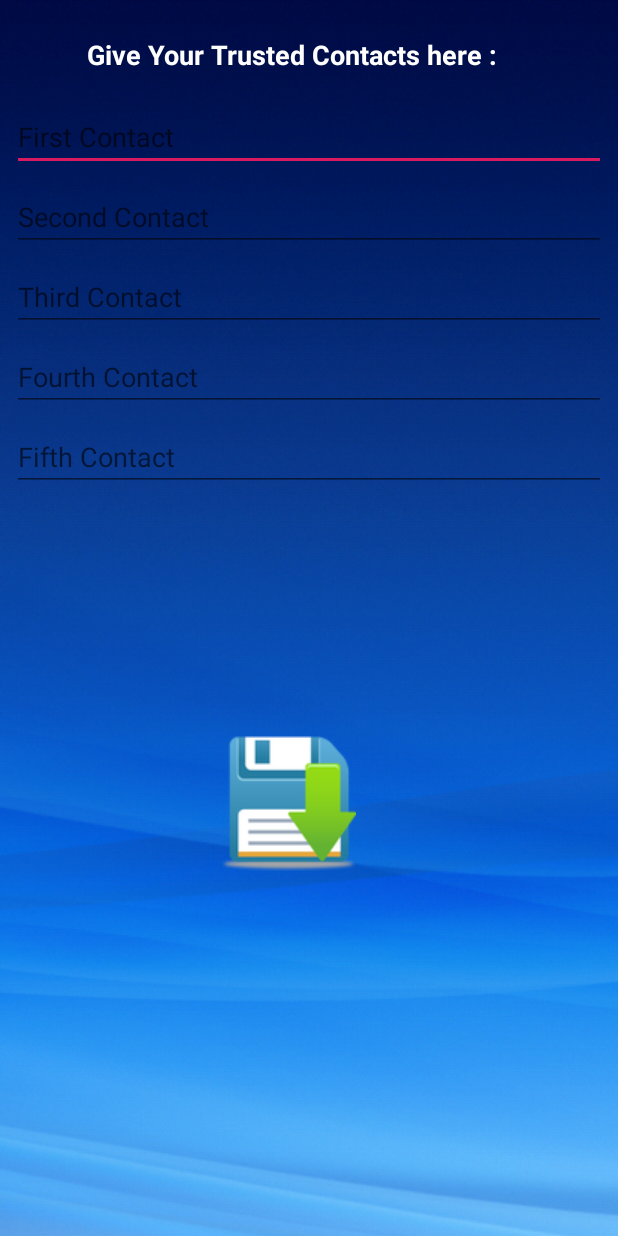
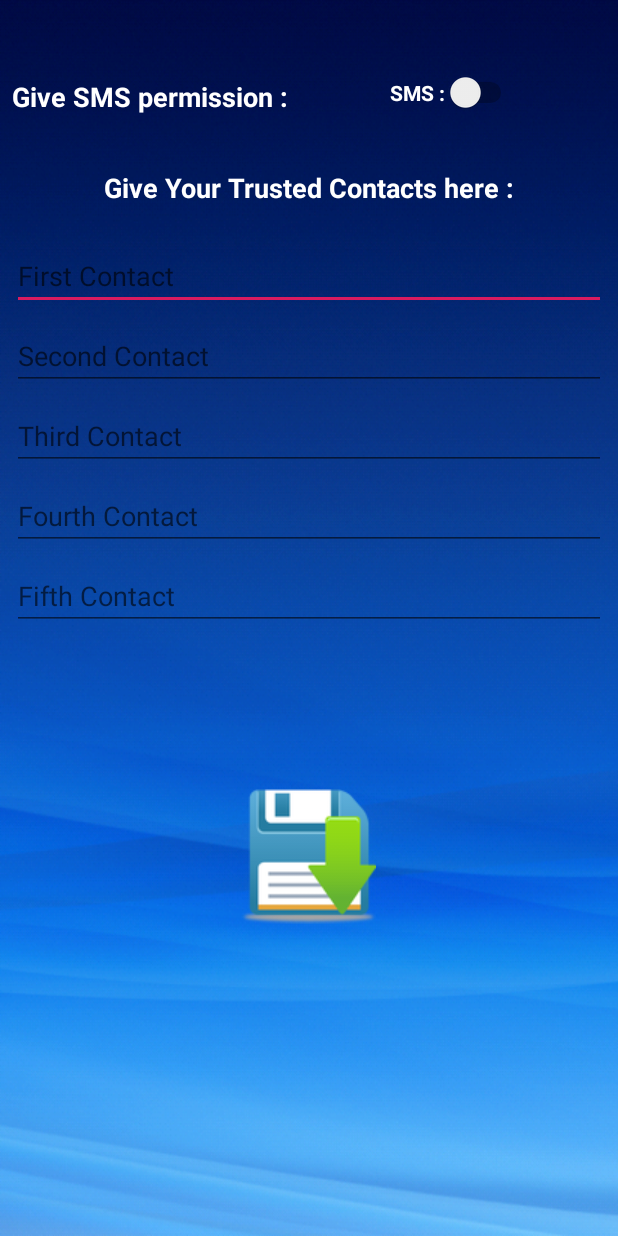
Before and after one commit to Sabir-Islam-Khan/Friend-In-Need, an Android app: the contactsActivity screen opened directly, with no data from a screen before it, on a phone screen of 412 x 824 dp. Run offline under Robolectric (Android 15) with nearby library versions, the phone set to English and light mode, and no system bars.

Commit message:
Initial Commit

```diff
--- a/app/src/main/java/com/asterisklab/com/friendinneed/contactsActivity.java
+++ b/app/src/main/java/com/asterisklab/com/friendinneed/contactsActivity.java
@@ -2,11 +2,15 @@ package com.asterisklab.com.friendinneed;
 
 import android.content.Intent;
 import android.content.SharedPreferences;
+import android.net.Uri;
+import android.provider.Settings;
 import android.support.v7.app.AppCompatActivity;
 import android.os.Bundle;
 import android.view.View;
+import android.widget.Button;
 import android.widget.EditText;
 import android.widget.ImageButton;
+import android.widget.Switch;
 import android.widget.TextView;
 import android.widget.Toast;
 
@@ -20,6 +24,8 @@ public class contactsActivity extends AppCompatActivity {
     public static final String contact4 = "contact4";
     public static final String contact5 = "contact5";
 
+    public static final String SWITCH1 = "switch";
+
     public EditText first;
     public EditText second;
     public EditText third;
@@ -32,6 +38,9 @@ public class contactsActivity extends AppCompatActivity {
     public String conLoaded3;
     public String conLoaded4;
     public String conLoaded5;
+    private Boolean switchOnOff;
+
+    public Switch mySwitch;
 
 
     @Override
@@ -39,7 +48,26 @@ public class contactsActivity extends AppCompatActivity {
         super.onCreate(savedInstanceState);
         setContentView(R.layout.activity_contacts);
 
+
         ImageButton saveBtn = findViewById(R.id.saveBtn);
+
+
+
+        mySwitch = findViewById(R.id.mSwitch);
+
+        mySwitch.setOnClickListener(new View.OnClickListener() {
+            @Override
+            public void onClick(View v) {
+
+                Intent intent = new Intent();
+                intent.setAction(Settings.ACTION_APPLICATION_DETAILS_SETTINGS);
+                Uri uri = Uri.fromParts("package", getPackageName(), null);
+                intent.setData(uri);
+                startActivity(intent);
+
+            }
+        });
+
 
 
         first = findViewById(R.id.firstContact);
@@ -91,6 +119,9 @@ public class contactsActivity extends AppCompatActivity {
         editor.putString(contact4, fourth.getText().toString());
         editor.putString(contact5, fifth.getText().toString());
 
+        editor.putBoolean(SWITCH1, mySwitch.isChecked());
+
+
         editor.apply();
     }
 
@@ -104,6 +135,8 @@ public class contactsActivity extends AppCompatActivity {
         conLoaded4 = sharedPreferences.getString(contact4,null);
         conLoaded5 = sharedPreferences.getString(contact5,null);
 
+        switchOnOff = sharedPreferences.getBoolean(SWITCH1, false);
+
         first.setText(conLoaded1);
         second.setText(conLoaded2);
         third.setText(conLoaded3);
--- a/app/src/main/res/layout/activity_contacts.xml
+++ b/app/src/main/res/layout/activity_contacts.xml
@@ -12,7 +12,7 @@
         android:layout_width="wrap_content"
         android:layout_height="wrap_content"
         android:layout_marginStart="8dp"
-        android:layout_marginTop="24dp"
+        android:layout_marginTop="36dp"
         android:layout_marginEnd="8dp"
         android:text="@string/giveCon"
         android:textAllCaps="false"
@@ -20,16 +20,15 @@
         android:textSize="18sp"
         android:textStyle="bold"
         app:layout_constraintEnd_toEndOf="parent"
-        app:layout_constraintHorizontal_bias="0.406"
         app:layout_constraintStart_toStartOf="parent"
-        app:layout_constraintTop_toTopOf="parent" />
+        app:layout_constraintTop_toBottomOf="@+id/textView5" />
 
     <EditText
         android:id="@+id/firstContact"
         android:layout_width="0dp"
         android:layout_height="wrap_content"
         android:layout_marginStart="8dp"
-        android:layout_marginTop="20dp"
+        android:layout_marginTop="24dp"
         android:layout_marginEnd="8dp"
         android:allowUndo="true"
         android:ems="10"
@@ -38,7 +37,7 @@
         android:inputType="phone"
         android:textColor="@color/common_google_signin_btn_text_dark_default"
         app:layout_constraintEnd_toEndOf="parent"
-        app:layout_constraintHorizontal_bias="0.444"
+        app:layout_constraintHorizontal_bias="0.0"
         app:layout_constraintStart_toStartOf="parent"
         app:layout_constraintTop_toBottomOf="@+id/textView"
         tools:targetApi="o" />
@@ -56,6 +55,7 @@
         android:inputType="phone"
         android:textColor="@color/common_google_signin_btn_text_dark_default"
         app:layout_constraintEnd_toEndOf="parent"
+        app:layout_constraintHorizontal_bias="0.0"
         app:layout_constraintStart_toStartOf="parent"
         app:layout_constraintTop_toBottomOf="@+id/firstContact"
         tools:targetApi="o" />
@@ -73,6 +73,7 @@
         android:inputType="phone"
         android:textColor="@color/common_google_signin_btn_text_dark_default"
         app:layout_constraintEnd_toEndOf="parent"
+        app:layout_constraintHorizontal_bias="0.0"
         app:layout_constraintStart_toStartOf="parent"
         app:layout_constraintTop_toBottomOf="@+id/secondContact"
         tools:targetApi="o" />
@@ -108,6 +109,7 @@
         android:inputType="phone"
         android:textColor="@color/common_google_signin_btn_text_dark_default"
         app:layout_constraintEnd_toEndOf="parent"
+        app:layout_constraintHorizontal_bias="0.0"
         app:layout_constraintStart_toStartOf="parent"
         app:layout_constraintTop_toBottomOf="@+id/fourthContact"
         tools:targetApi="o" />
@@ -120,16 +122,44 @@
         android:layout_marginStart="8dp"
         android:layout_marginTop="8dp"
         android:layout_marginEnd="8dp"
-        android:layout_marginBottom="8dp"
+        android:layout_marginBottom="68dp"
         android:background="@android:color/transparent"
         android:contentDescription="@string/ContactsBtn"
         android:tint="@android:color/transparent"
         app:layout_constraintBottom_toBottomOf="parent"
         app:layout_constraintEnd_toEndOf="parent"
-        app:layout_constraintHorizontal_bias="0.453"
+        app:layout_constraintHorizontal_bias="0.498"
         app:layout_constraintStart_toStartOf="parent"
         app:layout_constraintTop_toBottomOf="@+id/fifthContact"
-        app:layout_constraintVertical_bias="0.394"
+        app:layout_constraintVertical_bias="0.406"
         app:srcCompat="@drawable/save" />
 
+    <TextView
+        android:id="@+id/textView5"
+        android:layout_width="wrap_content"
+        android:layout_height="wrap_content"
+        android:layout_marginStart="8dp"
+        android:layout_marginTop="52dp"
+        android:text="@string/per"
+        android:textColor="@color/common_google_signin_btn_text_dark_default"
+        android:textSize="18sp"
+        android:textStyle="bold"
+        app:layout_constraintStart_toStartOf="parent"
+        app:layout_constraintTop_toTopOf="parent" />
+
+    <Switch
+        android:id="@+id/mSwitch"
+        android:layout_width="wrap_content"
+        android:layout_height="wrap_content"
+        android:layout_marginStart="8dp"
+        android:layout_marginTop="48dp"
+        android:layout_marginEnd="8dp"
+        android:text="@string/SMS"
+        android:textColor="@color/common_google_signin_btn_text_dark_default"
+        android:textStyle="bold"
+        app:layout_constraintEnd_toEndOf="parent"
+        app:layout_constraintHorizontal_bias="0.504"
+        app:layout_constraintStart_toEndOf="@+id/textView5"
+        app:layout_constraintTop_toTopOf="parent" />
+
 </android.support.constraint.ConstraintLayout>
--- a/app/src/main/res/layout/activity_main.xml
+++ b/app/src/main/res/layout/activity_main.xml
@@ -50,7 +50,6 @@
         android:tint="@android:color/transparent"
         app:layout_constraintBottom_toBottomOf="parent"
         app:layout_constraintEnd_toEndOf="parent"
-        app:layout_constraintHorizontal_bias="0.498"
         app:layout_constraintStart_toStartOf="parent"
         app:srcCompat="@drawable/newicon" />
 
@@ -68,8 +67,10 @@
         android:textStyle="bold"
         app:layout_constraintBottom_toTopOf="@+id/testBtn"
         app:layout_constraintEnd_toEndOf="parent"
+        app:layout_constraintHorizontal_bias="0.494"
         app:layout_constraintStart_toStartOf="parent"
-        app:layout_constraintTop_toBottomOf="@+id/testView" />
+        app:layout_constraintTop_toBottomOf="@+id/testView"
+        app:layout_constraintVertical_bias="0.451" />
 
     <ImageButton
         android:id="@+id/settingsBtn"
--- a/app/src/main/res/values/strings.xml
+++ b/app/src/main/res/values/strings.xml
@@ -15,4 +15,7 @@
     <string name="userName">Give Username </string>
     <string name="settings">Here You can Customize the SMS that would be sent to your friends !</string>
     <string name="msg">Give your Customized SMS here !</string>
+    <string name="per">Give SMS permission : </string>
+    <string name="sms">Give Permission</string>
+    <string name="SMS">SMS : </string>
 </resources>
```
Also changed, not shown: app/src/main/java/com/asterisklab/com/friendinneed/MainActivity.java (+44 -2 lines).
